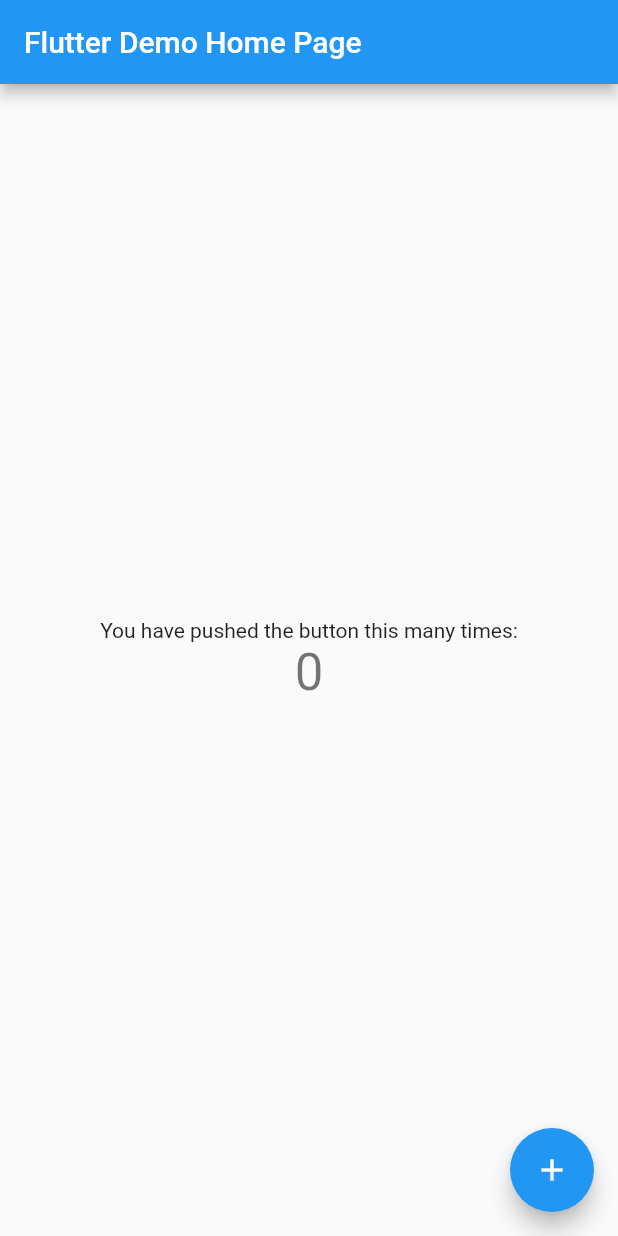
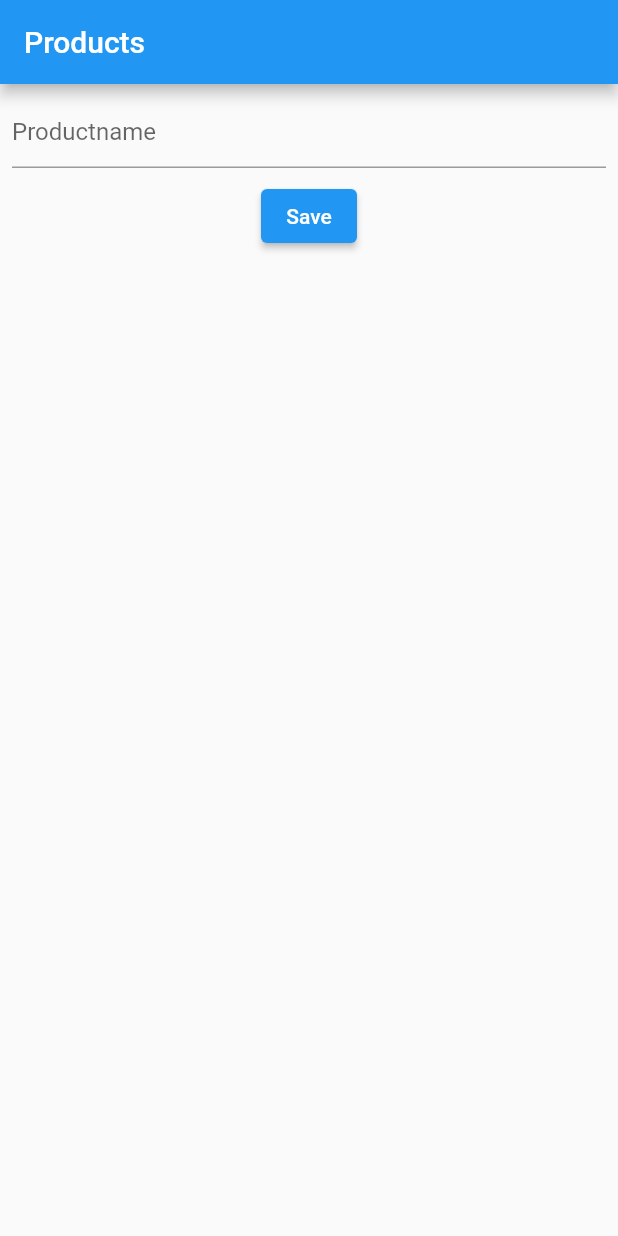
Before and after one commit to Hanuk0/Paron_AB, a Flutter app: the screen it shows after launch, on a phone screen of 412 x 824 dp. Run offline on Flutter 3.47's test engine with Material 2 defaults, Android fonts, the phone set to English and light mode, and no system bars; our stand-ins replace cloud_firestore, firebase_core; accounts and stored records are empty.

Commit message:
hämta produktlista från firestore

```diff
--- a/lib/main.dart
+++ b/lib/main.dart
@@ -1,115 +1,84 @@
 import 'package:flutter/material.dart';
+import 'package:firebase_core/firebase_core.dart';
+import 'package:cloud_firestore/cloud_firestore.dart';
 
-void main() {
+Future<void> main() async {
+  WidgetsFlutterBinding.ensureInitialized();
+  await Firebase.initializeApp();
+
   runApp(const MyApp());
 }
 
 class MyApp extends StatelessWidget {
   const MyApp({Key? key}) : super(key: key);
 
-  // This widget is the root of your application.
   @override
   Widget build(BuildContext context) {
     return MaterialApp(
-      title: 'Flutter Demo',
-      theme: ThemeData(
-        // This is the theme of your application.
-        //
-        // Try running your application with "flutter run". You'll see the
-        // application has a blue toolbar. Then, without quitting the app, try
-        // changing the primarySwatch below to Colors.green and then invoke
-        // "hot reload" (press "r" in the console where you ran "flutter run",
-        // or simply save your changes to "hot reload" in a Flutter IDE).
-        // Notice that the counter didn't reset back to zero; the application
-        // is not restarted.
-        primarySwatch: Colors.blue,
-      ),
-      home: const MyHomePage(title: 'Flutter Demo Home Page'),
+      title: 'Päron Logistics',
+      home: ProductPage(),
     );
   }
 }
 
-class MyHomePage extends StatefulWidget {
-  const MyHomePage({Key? key, required this.title}) : super(key: key);
+class ProductPage extends StatelessWidget {
+  ProductPage({Key? key}) : super(key: key);
 
-  // This widget is the home page of your application. It is stateful, meaning
-  // that it has a State object (defined below) that contains fields that affect
-  // how it looks.
+  final _controller = TextEditingController();
 
-  // This class is the configuration for the state. It holds the values (in this
-  // case the title) provided by the parent (in this case the App widget) and
-  // used by the build method of the State. Fields in a Widget subclass are
-  // always marked "final".
+  void _saveProduct() {
+    final productName = _controller.text;
 
-  final String title;
+    FirebaseFirestore.instance.collection('Products');
 
-  @override
-  State<MyHomePage> createState() => _MyHomePageState();
-}
+    _controller.clear();
+  }
 
-class _MyHomePageState extends State<MyHomePage> {
-  int _counter = 0;
+  Widget _buildList(QuerySnapshot snapshot) {
+    return ListView.builder(
+        itemCount: snapshot.docs.length,
+        itemBuilder: (context, index) {
+          final doc = snapshot.docs[
+              index]; //för att kunna kalla på olika delar från ett doc, exempelvis doc['name']
 
-  void _incrementCounter() {
-    setState(() {
-      // This call to setState tells the Flutter framework that something has
-      // changed in this State, which causes it to rerun the build method below
-      // so that the display can reflect the updated values. If we changed
-      // _counter without calling setState(), then the build method would not be
-      // called again, and so nothing would appear to happen.
-      _counter++;
-    });
+          //Lista på produkter med namn, produktnummer och pris
+          return ListTile(
+            title: Text(doc['name']),
+            subtitle: Text(doc['nr']),
+            trailing: Text(doc['price'].toString() + ' kr'),
+          );
+        });
   }
 
   @override
   Widget build(BuildContext context) {
-    // This method is rerun every time setState is called, for instance as done
-    // by the _incrementCounter method above.
-    //
-    // The Flutter framework has been optimized to make rerunning build methods
-    // fast, so that you can just rebuild anything that needs updating rather
-    // than having to individually change instances of widgets.
     return Scaffold(
       appBar: AppBar(
-        // Here we take the value from the MyHomePage object that was created by
-        // the App.build method, and use it to set our appbar title.
-        title: Text(widget.title),
+        title: const Text('Products'),
       ),
-      body: Center(
-        // Center is a layout widget. It takes a single child and positions it
-        // in the middle of the parent.
-        child: Column(
-          // Column is also a layout widget. It takes a list of children and
-          // arranges them vertically. By default, it sizes itself to fit its
-          // children horizontally, and tries to be as tall as its parent.
-          //
-          // Invoke "debug painting" (press "p" in the console, choose the
-          // "Toggle Debug Paint" action from the Flutter Inspector in Android
-          // Studio, or the "Toggle Debug Paint" command in Visual Studio Code)
-          // to see the wireframe for each widget.
-          //
-          // Column has various properties to control how it sizes itself and
-          // how it positions its children. Here we use mainAxisAlignment to
-          // center the children vertically; the main axis here is the vertical
-          // axis because Columns are vertical (the cross axis would be
-          // horizontal).
-          mainAxisAlignment: MainAxisAlignment.center,
-          children: <Widget>[
-            const Text(
-              'You have pushed the button this many times:',
-            ),
-            Text(
-              '$_counter',
-              style: Theme.of(context).textTheme.headline4,
-            ),
-          ],
+      body: Column(children: [
+        Padding(
+          padding: const EdgeInsets.all(8.0),
+          child: Expanded(
+              child: TextField(
+            controller: _controller,
+            decoration: const InputDecoration(hintText: 'Productname'),
+          )),
         ),
-      ),
-      floatingActionButton: FloatingActionButton(
-        onPressed: _incrementCounter,
-        tooltip: 'Increment',
-        child: const Icon(Icons.add),
-      ), // This trailing comma makes auto-formatting nicer for build methods.
+        ElevatedButton(
+          child: const Text('Save'),
+          onPressed: () {
+            _saveProduct();
+          },
+        ),
+        StreamBuilder<QuerySnapshot>(
+          stream: FirebaseFirestore.instance.collection('Products').snapshots(),
+          builder: (context, snapshot) {
+            if (!snapshot.hasData) return const LinearProgressIndicator();
+            return Expanded(child: _buildList(snapshot.requireData));
+          },
+        )
+      ]),
     );
   }
 }
```
